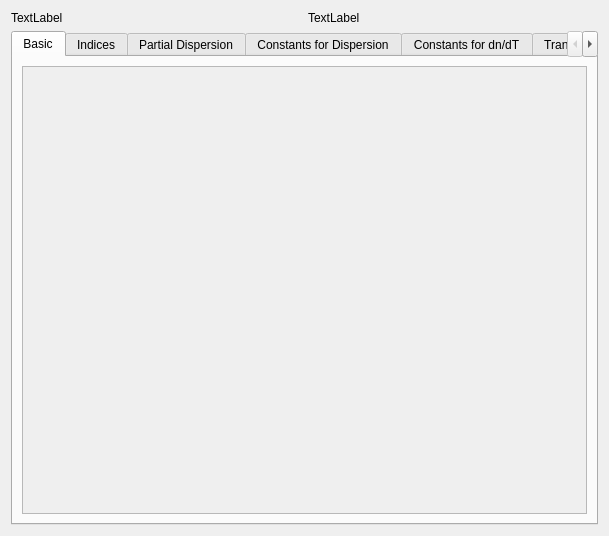
Above: src/glass_datasheet_form.ui from nickorzha/glass-plotter before the change. Below: the same form after it.
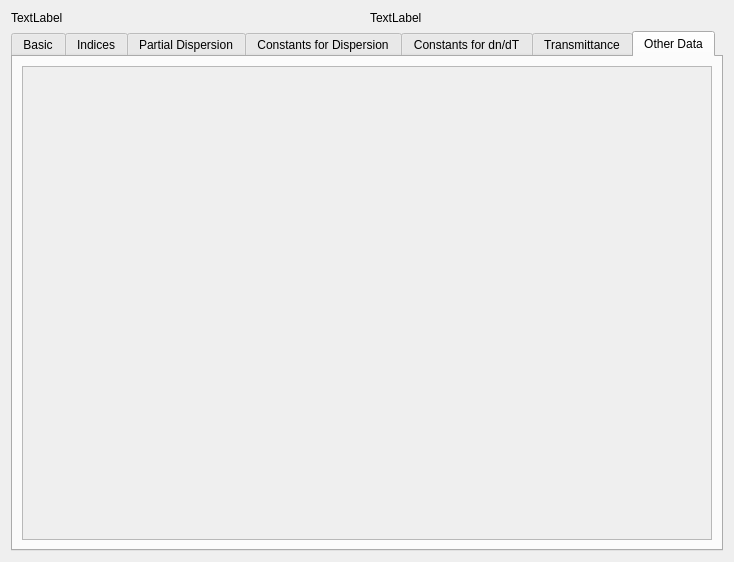
That is the form after the change.

```diff
--- a/src/glass_datasheet_form.ui
+++ b/src/glass_datasheet_form.ui
@@ -6,8 +6,8 @@
    <rect>
     <x>0</x>
     <y>0</y>
-    <width>609</width>
-    <height>536</height>
+    <width>734</width>
+    <height>562</height>
    </rect>
   </property>
   <property name="windowTitle">
@@ -34,7 +34,7 @@
    <item row="1" column="0" colspan="2">
     <widget class="QTabWidget" name="tabWidget">
      <property name="currentIndex">
-      <number>0</number>
+      <number>6</number>
      </property>
      <widget class="QWidget" name="tab_Basic">
       <attribute name="title">
@@ -171,8 +171,32 @@
            <rect>
             <x>0</x>
             <y>0</y>
-            <width>537</width>
-            <height>423</height>
+            <width>662</width>
+            <height>449</height>
+           </rect>
+          </property>
+         </widget>
+        </widget>
+       </item>
+      </layout>
+     </widget>
+     <widget class="QWidget" name="tab_OtherData">
+      <attribute name="title">
+       <string>Other Data</string>
+      </attribute>
+      <layout class="QGridLayout" name="gridLayout_8">
+       <item row="0" column="0">
+        <widget class="QScrollArea" name="scrollArea_OtherData">
+         <property name="widgetResizable">
+          <bool>true</bool>
+         </property>
+         <widget class="QWidget" name="scrollAreaWidgetContents_OtherData">
+          <property name="geometry">
+           <rect>
+            <x>0</x>
+            <y>0</y>
+            <width>662</width>
+            <height>449</height>
            </rect>
           </property>
          </widget>
```
Left out of the diff: 20 changed lines with no effect on the pictures.
